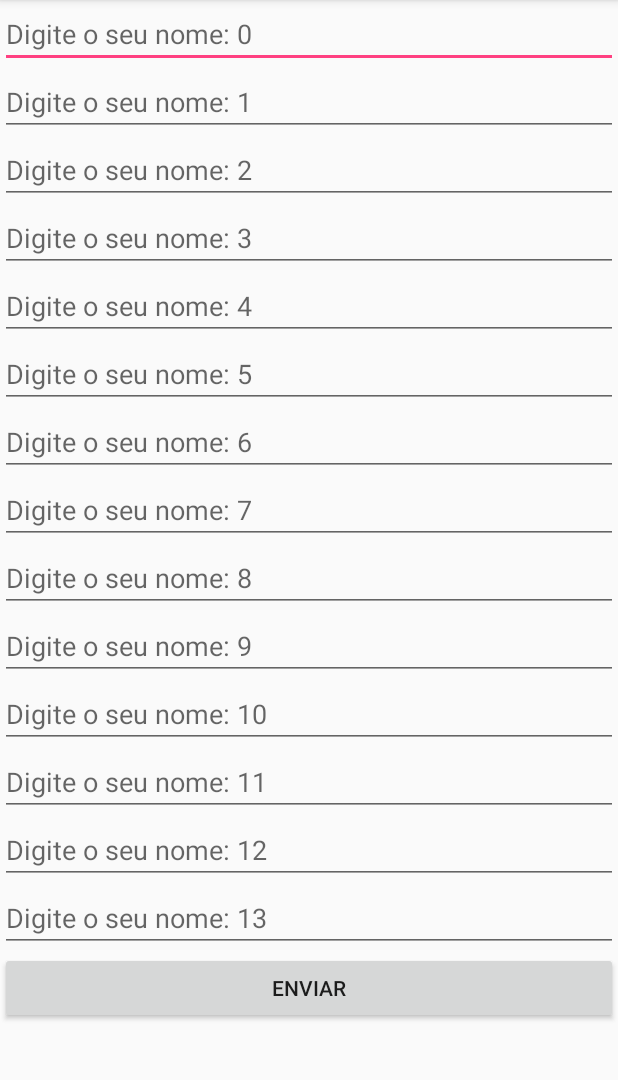
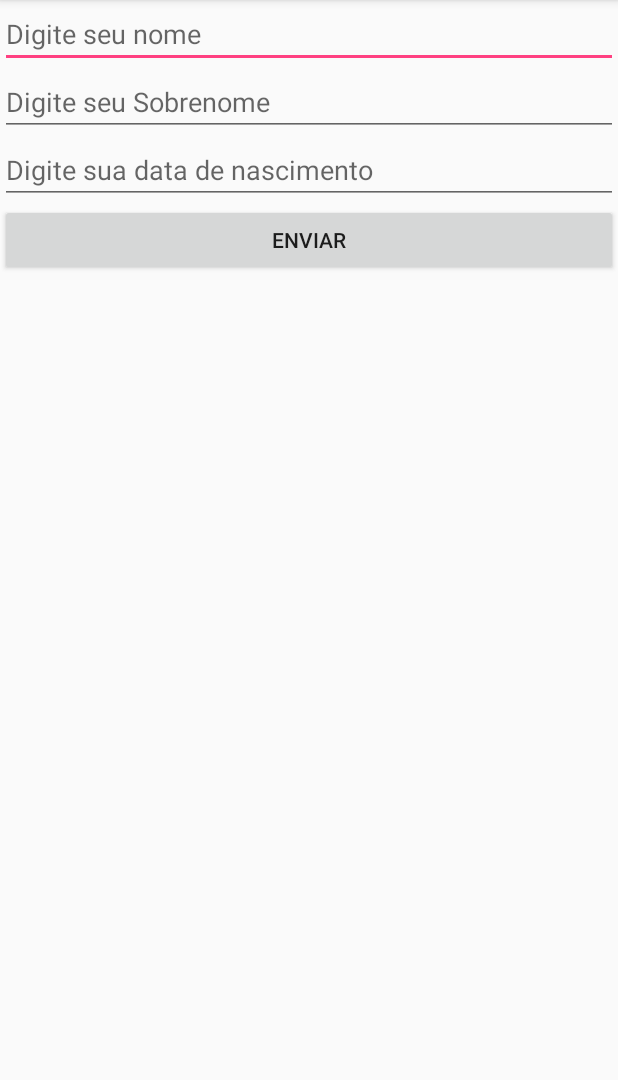
Before and after one commit to gleicyhelen/Atividade, an Android app: the screen it shows after launch (TelaActivity), on a phone screen of 412 x 824 dp, the part 84-1164 px from its top. Run offline under Robolectric (Android 15) with nearby library versions, the phone set to English and light mode, and no system bars.

```diff
--- a/app/build.gradle
+++ b/app/build.gradle
@@ -16,6 +16,7 @@ android {
             proguardFiles getDefaultProguardFile('proguard-android.txt'), 'proguard-rules.pro'
         }
     }
+    sourceSets { main { res.srcDirs = ['src/main/res', 'src/main/res/values/strings'] } }
 }
 
 dependencies {
--- a/app/src/main/java/atividade/exemplo/gleicy/atividade/TelaActivity.java
+++ b/app/src/main/java/atividade/exemplo/gleicy/atividade/TelaActivity.java
@@ -8,25 +8,29 @@ import android.widget.LinearLayout;
 
 public class TelaActivity extends AppCompatActivity {
 
-    private int viewAdd = 14;
+    private int viewAdd = 2;
+    private String[] hint;
 
     @Override
     protected void onCreate(Bundle savedInstanceState) {
         super.onCreate(savedInstanceState);
+
+        hint = getResources().getStringArray(R.array.hint);
 
         setContentView(R.layout.activity_tela);
 
         LinearLayout layoutTela = findViewById(R.id.campoContainer);
 
 
-        for (int i = 0 ; i < viewAdd ; i++ ) {
+        for (int i = 0 ; i < hint.length ; i++ ) {
 
             EditText editTextLayout = new EditText(this);
             editTextLayout.setId(i);
-            editTextLayout.setHint("Digite o seu nome: " + i);
+            editTextLayout.setHint(hint[i]);
 
             layoutTela.addView(editTextLayout);
         }
+
 
 
         Button botaoEnviar = new Button(this);
--- a/app/src/main/res/values/strings.xml
+++ b/app/src/main/res/values/strings.xml
@@ -1,3 +1,14 @@
 <resources>
     <string name="app_name">Atividade</string>
+
+    <array name="hint">
+
+        <item>Digite seu nome</item>
+        <item>Digite seu Sobrenome</item>
+        <item>Digite sua data de nascimento</item>
+
+
+
+
+    </array>
 </resources>
```
Also changed, not shown: 2 other files.
